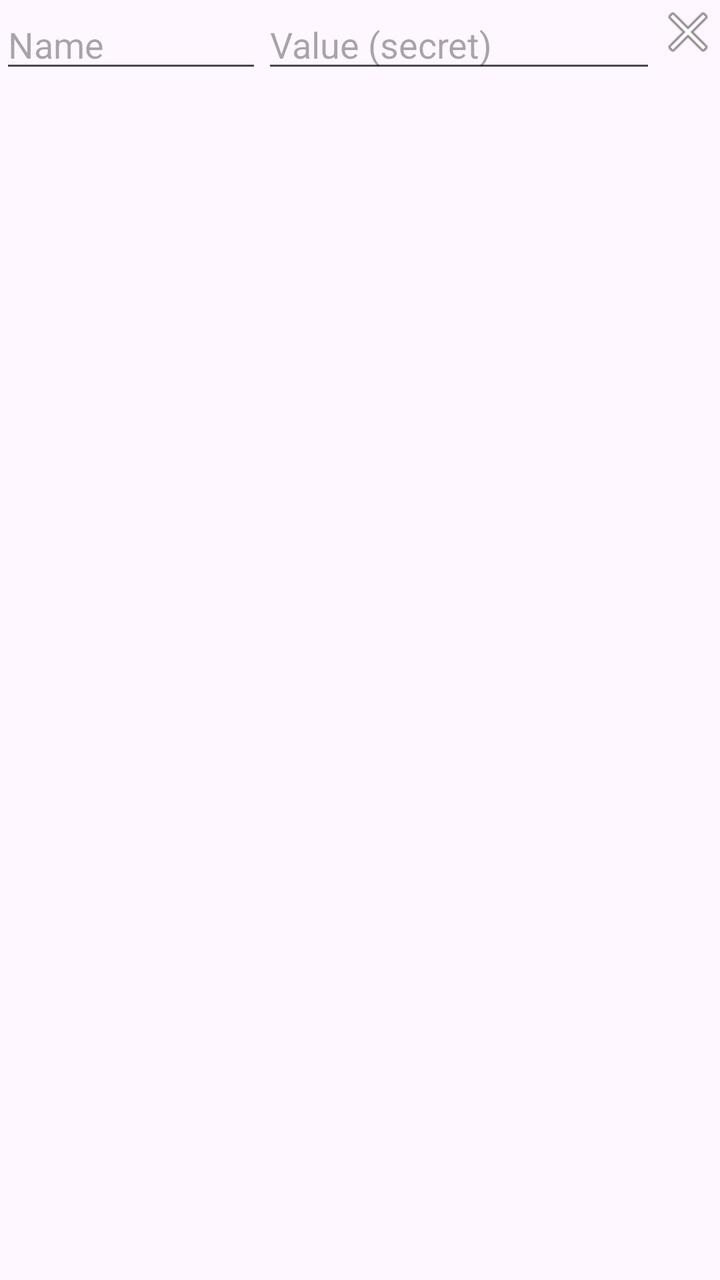
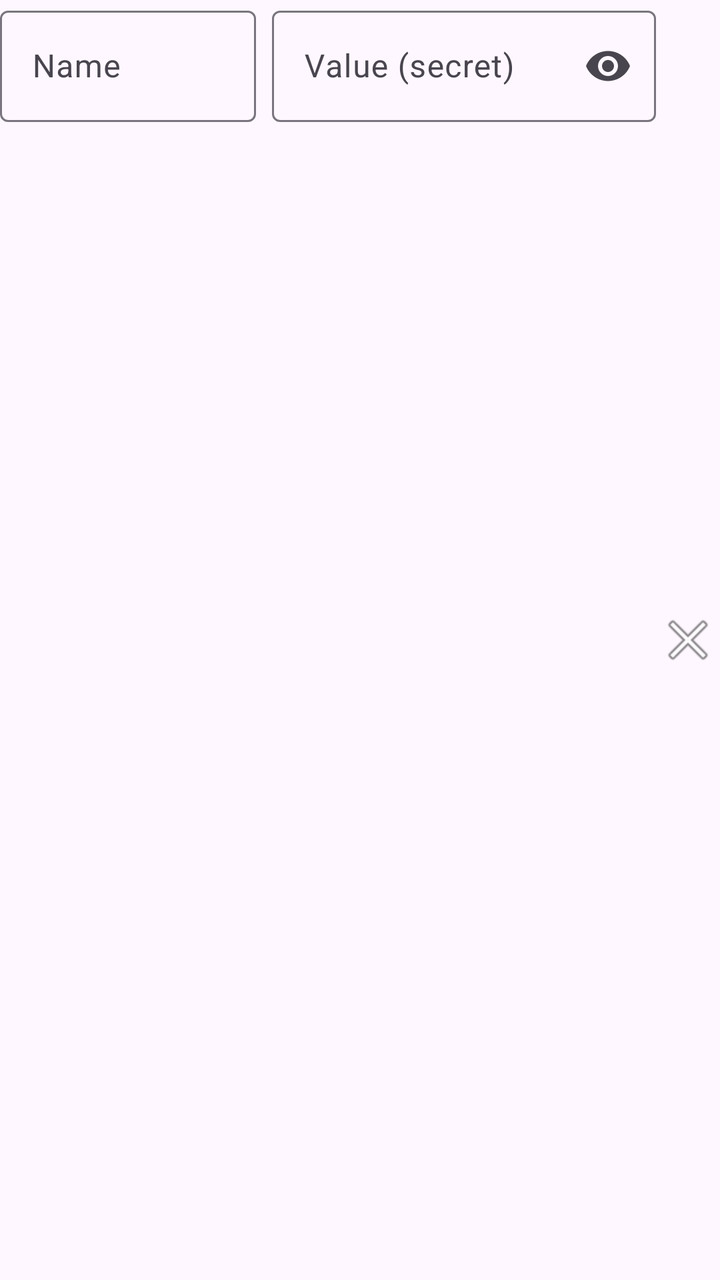

Screens rendered from an Android XML layout before and after an edit, with the pre-edit source and the edit as a unified diff.
<!-- AndroidManifest.xml: application theme Theme.DavProvider -->
<!-- res/layout/row_header.xml -->
<?xml version="1.0" encoding="utf-8"?>
<LinearLayout xmlns:android="http://schemas.android.com/apk/res/android"
    android:layout_width="match_parent"
    android:layout_height="wrap_content"
    android:orientation="horizontal">

    <EditText
        android:id="@+id/header_name"
        android:layout_width="0dp"
        android:layout_height="wrap_content"
        android:layout_weight="2"
        android:hint="@string/header_name"
        android:importantForAutofill="no"
        android:inputType="textNoSuggestions"
        android:maxLines="1" />

    <EditText
        android:id="@+id/header_value"
        android:layout_width="0dp"
        android:layout_height="wrap_content"
        android:layout_weight="3"
        android:hint="@string/header_value"
        android:importantForAutofill="no"
        android:inputType="textPassword"
        android:maxLines="1"
        android:saveEnabled="false" />

    <ImageButton
        android:id="@+id/header_remove"
        android:layout_width="wrap_content"
        android:layout_height="wrap_content"
        android:background="?attr/selectableItemBackgroundBorderless"
        android:contentDescription="@string/remove_header"
        android:src="@android:drawable/ic_menu_close_clear_cancel" />

</LinearLayout>
<!-- resources referenced by this layout -->
<resources>
  <string name="header_name">Name</string>
  <string name="header_value">Value (secret)</string>
  <string name="remove_header">Remove header</string>
  <style name="Theme.DavProvider" parent="Theme.Material3.DayNight.NoActionBar">
          <item name="android:windowLightStatusBar">true</item>
          <item name="android:windowLightNavigationBar">true</item>
      </style>
</resources>

<!-- the commit's change to res/layout/row_header.xml (unified diff, before → after) -->
@@ -1,34 +1,52 @@
 <?xml version="1.0" encoding="utf-8"?>
 <LinearLayout xmlns:android="http://schemas.android.com/apk/res/android"
+    xmlns:app="http://schemas.android.com/apk/res-auto"
     android:layout_width="match_parent"
     android:layout_height="wrap_content"
     android:orientation="horizontal">
 
-    <EditText
-        android:id="@+id/header_name"
+    <com.google.android.material.textfield.TextInputLayout
+        android:id="@+id/header_name_box"
         android:layout_width="0dp"
         android:layout_height="wrap_content"
         android:layout_weight="2"
-        android:hint="@string/header_name"
-        android:importantForAutofill="no"
-        android:inputType="textNoSuggestions"
-        android:maxLines="1" />
+        android:hint="@string/header_name">
 
-    <EditText
-        android:id="@+id/header_value"
+        <com.google.android.material.textfield.TextInputEditText
+            android:id="@+id/header_name"
+            android:layout_width="match_parent"
+            android:layout_height="wrap_content"
+            android:importantForAutofill="no"
+            android:inputType="textNoSuggestions"
+            android:maxLines="1" />
+
+    </com.google.android.material.textfield.TextInputLayout>
+
+    <com.google.android.material.textfield.TextInputLayout
+        android:id="@+id/header_value_box"
         android:layout_width="0dp"
         android:layout_height="wrap_content"
+        android:layout_marginStart="8dp"
         android:layout_weight="3"
         android:hint="@string/header_value"
-        android:importantForAutofill="no"
-        android:inputType="textPassword"
-        android:maxLines="1"
-        android:saveEnabled="false" />
+        app:endIconMode="password_toggle">
+
+        <com.google.android.material.textfield.TextInputEditText
+            android:id="@+id/header_value"
+            android:layout_width="match_parent"
+            android:layout_height="wrap_content"
+            android:importantForAutofill="no"
+            android:inputType="textPassword"
+            android:maxLines="1"
+            android:saveEnabled="false" />
+
+    </com.google.android.material.textfield.TextInputLayout>
 
     <ImageButton
         android:id="@+id/header_remove"
         android:layout_width="wrap_content"
         android:layout_height="wrap_content"
+        android:layout_gravity="center_vertical"
         android:background="?attr/selectableItemBackgroundBorderless"
         android:contentDescription="@string/remove_header"
         android:src="@android:drawable/ic_menu_close_clear_cancel" />
